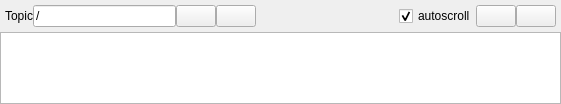
First picture: the form in monitoring_rqt_plot/resource/plot.ui, repository luhrts/monitoring, before the edit.
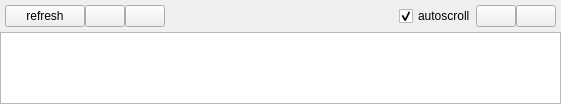
Second picture: the form after the edit.

Commit message: changed ui - removed text field, added refresh button. Changed code accordingly. TODO: Catch various exceptions

Diff of the .ui file:
```diff
--- a/monitoring_rqt_plot/resource/plot.ui
+++ b/monitoring_rqt_plot/resource/plot.ui
@@ -50,16 +50,9 @@
       <number>5</number>
      </property>
      <item>
-      <widget class="QLabel" name="label">
+      <widget class="QPushButton" name="refresh_list_button">
        <property name="text">
-        <string>Topic</string>
-       </property>
-      </widget>
-     </item>
-     <item>
-      <widget class="QLineEdit" name="topic_edit">
-       <property name="text">
-        <string>/</string>
+        <string>refresh</string>
        </property>
       </widget>
      </item>
```
The commit also changes 1 other file.
